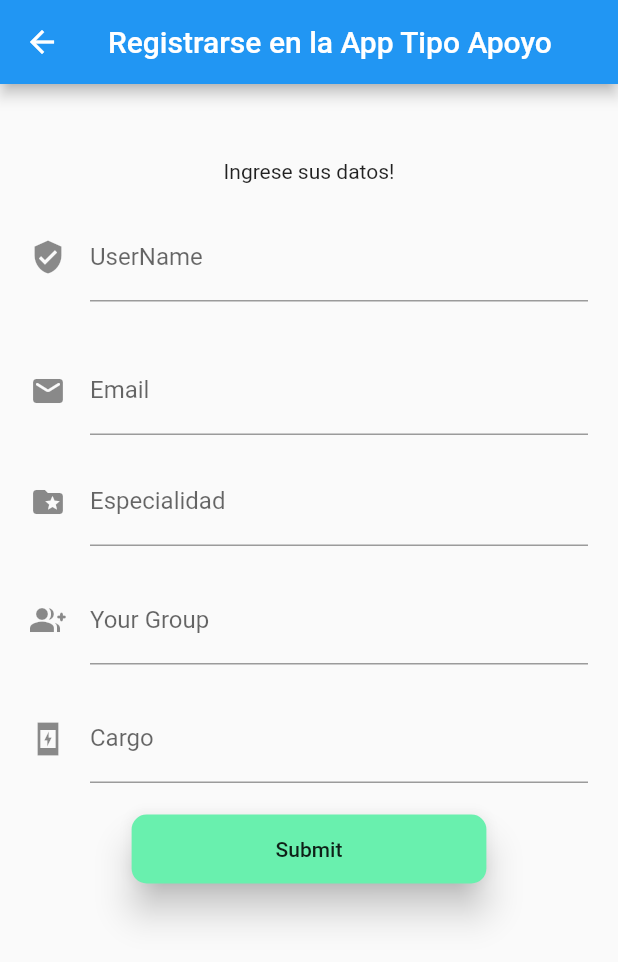
After one commit to Patrick-neit/Sig_Proyect_CCO, a Flutter app: the TipoApoyoRegisterView screen opened by its route, after a tap on "Submit", on a phone screen of 412 x 824 dp. The commit adds this screen. Shown: the top 962 px of the screen. Run offline on Flutter 3.47's test engine with Material 2 defaults, Android fonts, the phone set to English and light mode, and no system bars; our stand-ins replace google_maps_flutter; network calls fail.

Commit message:
Second App complete

```diff
--- a/lib/global_var.dart
+++ b/lib/global_var.dart
@@ -2,6 +2,7 @@ int idusuario = 0;
 String tipousuario = "";
 String ubicacioncliente = "-17.7335177, -63.1256928";
 String nombreusuarioautentificado = "";
+int idcliente = 245;
 //Actores
 String tipocliente = "cliente";
 String tipocco = "cco";
--- /dev/null
+++ b/lib/models/tipoapoyo_register.dart
@@ -0,0 +1,40 @@
+import 'dart:convert';
+
+TipoApoyoRegister tipoApoyoRegisterFromMap(String str) =>
+    TipoApoyoRegister.fromMap(json.decode(str));
+
+String tipoApoyoRegisterToMap(TipoApoyoRegister data) =>
+    json.encode(data.toMap());
+
+class TipoApoyoRegister {
+  TipoApoyoRegister({
+    required this.nombre,
+    required this.correo,
+    required this.especialidad,
+    required this.grupo,
+    required this.cargo,
+  });
+
+  final String nombre;
+  final String correo;
+  final String especialidad;
+  final String grupo;
+  final String cargo;
+
+  factory TipoApoyoRegister.fromMap(Map<String, dynamic> json) =>
+      TipoApoyoRegister(
+        nombre: json["nombre"],
+        correo: json["correo"],
+        especialidad: json["especialidad"],
+        grupo: json["grupo"],
+        cargo: json["cargo"],
+      );
+
+  Map<String, dynamic> toMap() => {
+        "nombre": nombre,
+        "correo": correo,
+        "especialidad": especialidad,
+        "grupo": grupo,
+        "cargo": cargo,
+      };
+}
--- /dev/null
+++ b/lib/services/tipoapoyo_services.dart
@@ -0,0 +1,21 @@
+import 'package:http/http.dart' as http;
+import 'package:sig_proyect_cco/models/tipoapoyo_register.dart';
+
+class TipoApoyoServices {
+  Future<bool> registrartipoapoyo(TipoApoyoRegister tipoApoyoRegister) async {
+    const url = 'http://127.0.0.1:8000/api/registrar_tipos_apoyo';
+    var log = tipoApoyoRegisterToMap(tipoApoyoRegister);
+    final response = await http.post(
+      Uri.parse(url),
+      body: log,
+      headers: {'Content-Type': 'application/json'},
+    );
+
+    if (response.statusCode == 200 || response.statusCode == 201) {
+      print(log);
+      return true;
+    } else {
+      return false;
+    }
+  }
+}
--- /dev/null
+++ b/lib/tipoapoyo_view.dart
@@ -0,0 +1,220 @@
+import 'package:flutter/material.dart';
+import 'package:sig_proyect_cco/models/tipoapoyo_register.dart';
+import 'package:sig_proyect_cco/services/tipoapoyo_services.dart';
+
+class TipoApoyoRegisterView extends StatefulWidget {
+  const TipoApoyoRegisterView({Key? key}) : super(key: key);
+
+  @override
+  _TipoApoyoRegisterViewState createState() => _TipoApoyoRegisterViewState();
+}
+
+class _TipoApoyoRegisterViewState extends State<TipoApoyoRegisterView> {
+  TextEditingController controllernombre = TextEditingController();
+  TextEditingController controllercorreo = TextEditingController();
+  TextEditingController controllerespecialidad = TextEditingController();
+  TextEditingController controllergrupo = TextEditingController();
+  TextEditingController controllercargo = TextEditingController();
+  @override
+  Widget build(BuildContext context) {
+    return SafeArea(
+      child: Scaffold(
+        appBar: AppBar(
+          title: const Text('Registrarse en la App Tipo Apoyo'),
+        ),
+        body: Column(
+          children: [
+            Expanded(
+                child: SingleChildScrollView(
+                    physics: const BouncingScrollPhysics(),
+                    child: Column(
+                      children: [
+                        const SizedBox(
+                          height: 50.0,
+                        ),
+                        const Text('Ingrese sus datos!'),
+                        const SizedBox(
+                          height: 20.0,
+                        ),
+                        _nametextfield(),
+                        const SizedBox(
+                          height: 15.0,
+                        ),
+                        const SizedBox(
+                          height: 15.0,
+                        ),
+                        _correotextfield(),
+                        const SizedBox(
+                          height: 15.0,
+                        ),
+                        _especialidadtextfield(),
+                        const SizedBox(
+                          height: 20.0,
+                        ),
+                        _grupotextfield(),
+                        const SizedBox(
+                          height: 20.0,
+                        ),
+                        _cargotextfield(),
+                        const SizedBox(
+                          height: 20.0,
+                        ),
+                        _bottomSubmit(),
+                        const SizedBox(
+                          height: 15.0,
+                        ),
+                      ],
+                    )))
+          ],
+        ),
+      ),
+    );
+  }
+
+  Widget _nametextfield() {
+    return StreamBuilder(
+        // ignore: non_constant_identifier_names, avoid_types_as_parameter_names
+        builder: (BuildContext context, AsyncSnapshot) {
+      return Container(
+        padding: const EdgeInsets.symmetric(horizontal: 20.0),
+        child: TextFormField(
+          controller: controllernombre,
+          decoration: const InputDecoration(
+            icon: Icon(Icons.verified_user),
+            //hintText: 'ejemplo@gmail.com',
+            labelText: 'UserName',
+          ),
+          onChanged: (value) {},
+        ),
+      );
+    });
+  }
+
+  Widget _correotextfield() {
+    return StreamBuilder(
+        // ignore: non_constant_identifier_names, avoid_types_as_parameter_names
+        builder: (BuildContext context, AsyncSnapshot) {
+      return Container(
+        padding: const EdgeInsets.symmetric(horizontal: 20.0),
+        child: TextFormField(
+          controller: controllercorreo,
+          decoration: const InputDecoration(
+            icon: Icon(Icons.mail_rounded),
+            labelText: 'Email',
+          ),
+          onChanged: (value) {},
+        ),
+      );
+    });
+  }
+
+  Widget _especialidadtextfield() {
+    return StreamBuilder(
+        // ignore: non_constant_identifier_names, avoid_types_as_parameter_names
+        builder: (BuildContext context, AsyncSnapshot) {
+      return Container(
+        padding: const EdgeInsets.symmetric(horizontal: 20.0),
+        child: TextFormField(
+          controller: controllerespecialidad,
+          decoration: const InputDecoration(
+            icon: Icon(Icons.folder_special),
+            labelText: 'Especialidad',
+          ),
+          onChanged: (value) {},
+        ),
+      );
+    });
+  }
+
+  Widget _grupotextfield() {
+    return StreamBuilder(
+        // ignore: non_constant_identifier_names, avoid_types_as_parameter_names
+        builder: (BuildContext context, AsyncSnapshot) {
+      return Container(
+        padding: const EdgeInsets.symmetric(horizontal: 20.0),
+        child: TextFormField(
+          controller: controllergrupo,
+          decoration: const InputDecoration(
+            icon: Icon(Icons.group_add_rounded),
+            //hintText: '***',
+            labelText: 'Your Group',
+          ),
+          onChanged: (value) {},
+        ),
+      );
+    });
+  }
+
+  Widget _cargotextfield() {
+    return StreamBuilder(
+        // ignore: non_constant_identifier_names, avoid_types_as_parameter_names
+        builder: (BuildContext context, AsyncSnapshot) {
+      return Container(
+        padding: const EdgeInsets.symmetric(horizontal: 20.0),
+        child: TextFormField(
+          controller: controllercargo,
+          decoration: const InputDecoration(
+            icon: Icon(Icons.charging_station_sharp),
+            //hintText: '***',
+            labelText: 'Cargo',
+          ),
+          onChanged: (value) {},
+        ),
+      );
+    });
+  }
+
+  Widget _bottomSubmit() {
+    return StreamBuilder(
+        builder: (BuildContext context, AsyncSnapshot snapshot) {
+      // ignore: deprecated_member_use
+      return RaisedButton(
+          child: Container(
+            padding:
+                const EdgeInsets.symmetric(horizontal: 80.0, vertical: 15.0),
+            child: const Text('Submit'),
+          ),
+          shape:
+              RoundedRectangleBorder(borderRadius: BorderRadius.circular(10)),
+          elevation: 10.0,
+          color: Colors.greenAccent,
+          onPressed: () async {
+            TipoApoyoRegister tipoApoyoRegister = TipoApoyoRegister(
+                nombre: controllernombre.text,
+                correo: controllercorreo.text,
+                especialidad: controllerespecialidad.text,
+                grupo: controllergrupo.text,
+                cargo: controllercargo.text);
+
+            bool apoyoregister =
+                await TipoApoyoServices().registrartipoapoyo(tipoApoyoRegister);
+            if (apoyoregister) {
+              showDialog(
+                context: context,
+                barrierDismissible: true,
+                builder: (context) => AlertDialog(
+                  title: const Text('Registrado Con exito'),
+                  content: const Text('Back'),
+                  actions: <Widget>[
+                    // ignore: deprecated_member_use
+                    FlatButton(
+                        onPressed: () {
+                          Navigator.pushReplacementNamed(
+                              context, '/login_page');
+                        },
+                        child: const Text('Go')),
+                  ],
+                ),
+              );
+            } else {
+              showDialog(
+                context: context,
+                barrierDismissible: true,
+                builder: (context) => const AlertDialog(
+                    title: Text('Re-check your inf'), content: Text('Back')),
+              );
+            }
+          });
+    });
+  }
+}
```
Also changed, not shown: lib/listado_solicitudes_emergencia.dart (+6 -1 lines), lib/login_page.dart (+14 -6 lines), lib/main.dart (+7 -1 lines), lib/models/asignar_solicitud_register.dart (added, +40 -0 lines), lib/models/personal_apoyo_register.dart (added, +66 -0 lines), lib/personal_apoyoview.dart (added, +120 -0 lines), lib/services/asignar_solicitud_personal_services.dart (added, +22 -0 lines), lib/services/personal_apoyo_list_services.dart (added, +15 -0 lines), 1 other file.
